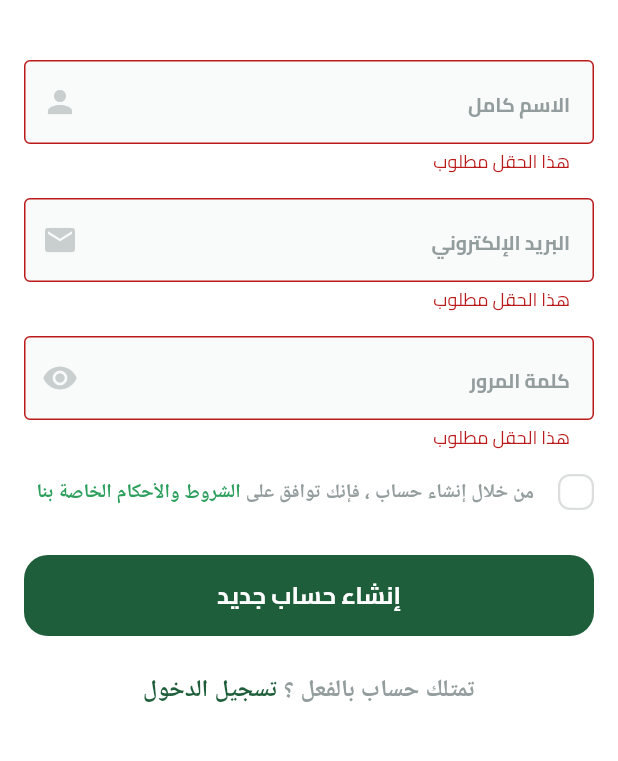
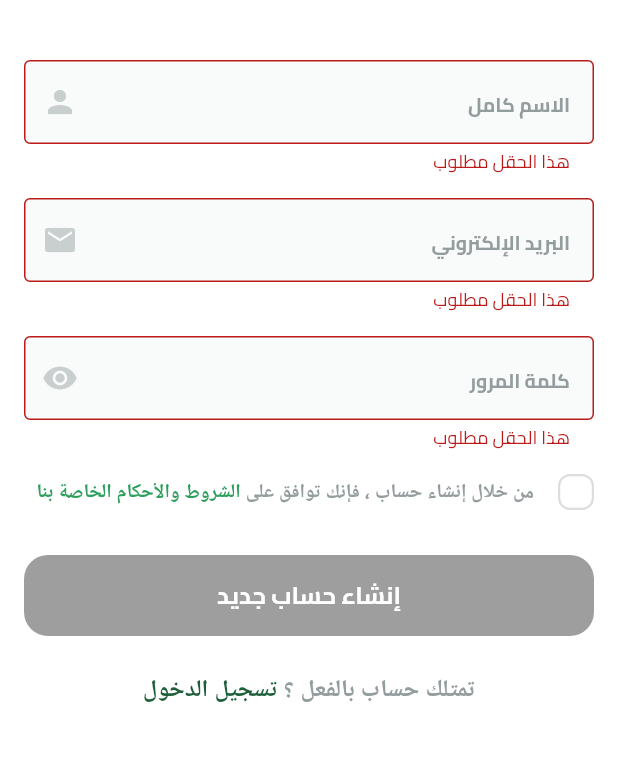
Before and after one commit to mahmoudsaid109/fruite_app, a Flutter app: the SignupView screen opened by its route, after a tap on "إنشاء حساب جديد", on a phone screen of 412 x 824 dp, the part 60-821 px from its top. Run offline on Flutter 3.47's test engine with Material 3 defaults, Android fonts, the phone set to English and light mode, and no system bars; drawn by our look-alikes of modal_progress_hud_nsn; our stand-ins replace dartz, dots_indicator, equatable, firebase_auth, firebase_core, flutter_bloc and 2 more; missing offline and left inert: svg_flutter; accounts and stored records are empty.

Commit message:
handel accept terms and conditions

```diff
--- a/lib/core/global_widgets/custom_button.dart
+++ b/lib/core/global_widgets/custom_button.dart
@@ -3,9 +3,15 @@ import 'package:fruite_app/core/utils/app_colors.dart';
 import 'package:fruite_app/core/utils/app_text_styles.dart';
 
 class CustomButton extends StatelessWidget {
-  const CustomButton({super.key, required this.onPressed, required this.text});
+  const CustomButton({
+    super.key,
+    required this.onPressed,
+    required this.text,
+    this.backgroundColor = AppColors.primaryColor,
+  });
   final VoidCallback onPressed;
   final String text;
+  final Color backgroundColor;
   @override
   Widget build(BuildContext context) {
     return SizedBox(
@@ -14,18 +20,14 @@ class CustomButton extends StatelessWidget {
       child: TextButton(
         style: TextButton.styleFrom(
           shape: RoundedRectangleBorder(
-            borderRadius: BorderRadius.circular(
-              16,
-            ),
+            borderRadius: BorderRadius.circular(16),
           ),
-          backgroundColor: AppColors.primaryColor,
+          backgroundColor: backgroundColor,
         ),
         onPressed: onPressed,
         child: Text(
           text,
-          style: TextStyles.bold16.copyWith(
-            color: Colors.white,
-          ),
+          style: TextStyles.bold16.copyWith(color: Colors.white),
         ),
       ),
     );
--- a/lib/features/auth/presentation/widgets/signup_view_body.dart
+++ b/lib/features/auth/presentation/widgets/signup_view_body.dart
@@ -59,19 +59,34 @@ class _SignupViewBodyState extends State<SignupViewBody> {
               SizedBox(height: kTopPaddding),
               TermsAndConditionsWidget(
                 onChanged: (value) {
-                  isTermsAccepted = value;
+                  setState(() {
+                    isTermsAccepted = value;
+                  });
                 },
               ),
               SizedBox(height: 30),
               CustomButton(
+                backgroundColor:
+                    isTermsAccepted ? AppColors.primaryColor : Colors.grey,
+
                 onPressed: () {
-                  if (formKey.currentState!.validate() && isTermsAccepted) {
+                  if (formKey.currentState!.validate()) {
                     formKey.currentState!.save();
-                    context.read<SignupCubit>().createUserWithEmailAndPassword(
-                      email,
-                      password,
-                      userName,
-                    );
+                    if (isTermsAccepted) {
+                      context
+                          .read<SignupCubit>()
+                          .createUserWithEmailAndPassword(
+                            email,
+                            password,
+                            userName,
+                          );
+                    } else {
+                      ScaffoldMessenger.of(context).showSnackBar(
+                        SnackBar(
+                          content: Text(S.of(context).pleaseAcceptTerms),
+                        ),
+                      );
+                    }
                   } else {
                     setState(() {
                       autovalidateMode = AutovalidateMode.always;
--- a/lib/features/auth/presentation/widgets/terms_and_conditions.dart
+++ b/lib/features/auth/presentation/widgets/terms_and_conditions.dart
@@ -15,7 +15,7 @@ class TermsAndConditionsWidget extends StatefulWidget {
 }
 
 class _TermsAndConditionsWidgetState extends State<TermsAndConditionsWidget> {
-  bool isTermsAccepted = false;
+   bool isTermsAccepted = false;
   @override
   Widget build(BuildContext context) {
     return Row(
--- a/lib/l10n/intl_ar.arb
+++ b/lib/l10n/intl_ar.arb
@@ -22,7 +22,8 @@
     "createNewAccount":"إنشاء حساب جديد",
     "haveAnAccount":"تمتلك حساب بالفعل ؟",
     "fieldRequired":"هذا الحقل مطلوب",
-    "passwordIsTooWeak":"كلمة المرور التي أدخلتها ضعيفة جدا"
+    "passwordIsTooWeak":"كلمة المرور التي أدخلتها ضعيفة جدا",
+    "pleaseAcceptTerms":"يرجى قبول الشروط والأحكام"
 
 
 }
--- a/lib/l10n/intl_en.arb
+++ b/lib/l10n/intl_en.arb
@@ -22,5 +22,6 @@
     "createNewAccount":"Create New Account",
     "haveAnAccount":"Already have an account?",
     "fieldRequired":"This field is required",
-    "passwordIsTooWeak":"The password you provided is too weak"
+    "passwordIsTooWeak":"The password you provided is too weak",
+    "pleaseAcceptTerms":"Please accept the terms and conditions"
 }
```
Also changed, not shown: lib/generated/intl/messages_ar.dart, lib/generated/intl/messages_en.dart, lib/generated/l10n.dart.
